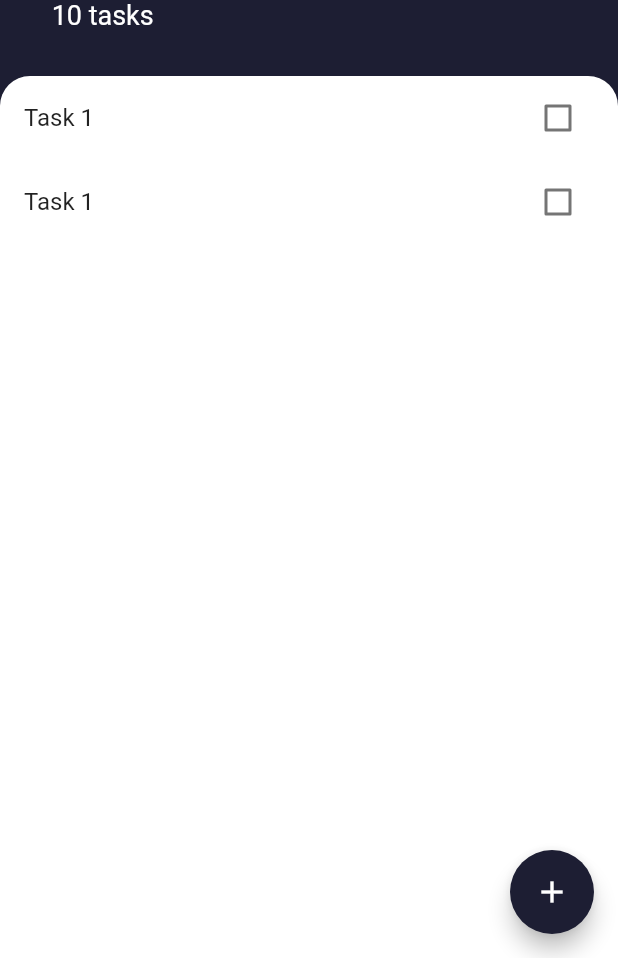
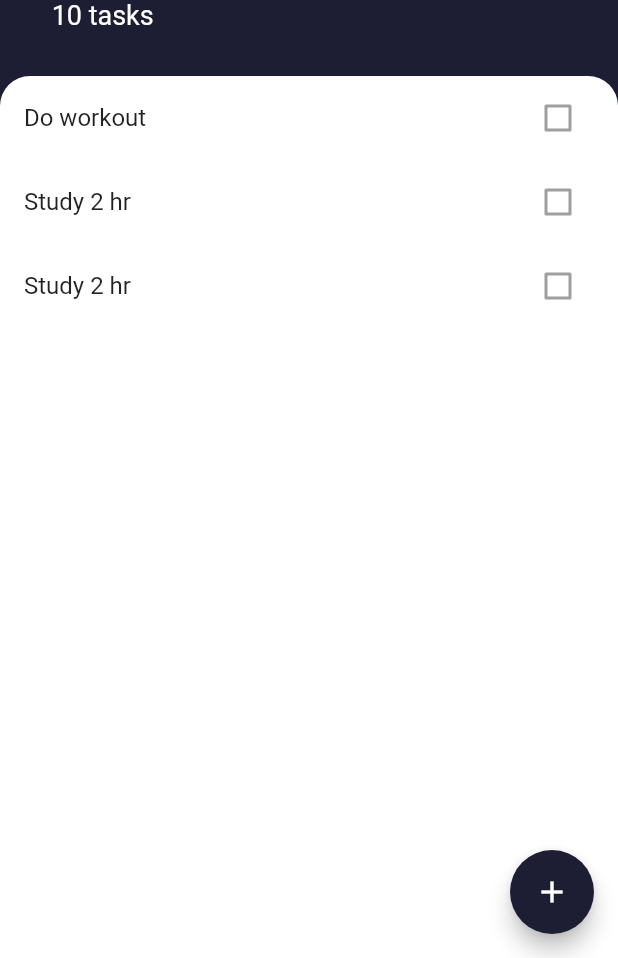
Before and after one commit to Syamgith/todo_flutter, a Flutter app: the screen it shows after launch, on a phone screen of 412 x 824 dp, the part 278-1236 px from its top. Run offline on Flutter 3.47's test engine with Material 2 defaults, Android fonts, the phone set to English and light mode, and no system bars.

Commit message:
edited tasktiles

```diff
--- a/lib/models/task.dart
+++ b/lib/models/task.dart
@@ -1,5 +1,5 @@
 class Task {
-  Task({this.name, this.isDone});
+  Task({this.name, this.isDone = false});
   final String name;
   bool isDone;
   void toggleDone() {
--- a/lib/widgets/task_tile.dart
+++ b/lib/widgets/task_tile.dart
@@ -1,41 +1,28 @@
 import 'package:flutter/material.dart';
 
-class TasksTile extends StatefulWidget {
-  @override
-  _TasksTileState createState() => _TasksTileState();
-}
-
-class _TasksTileState extends State<TasksTile> {
-  bool isChecked = false;
+class TasksTile extends StatelessWidget {
+  TasksTile({this.isChecked, this.title});
+  final bool isChecked;
+  final String title;
   @override
   Widget build(BuildContext context) {
     return ListTile(
       title: Text(
-        'Task 1',
+        title,
         style: TextStyle(
             decoration: isChecked ? TextDecoration.lineThrough : null),
       ),
-      trailing: NewCheckBox(
-        checkState: isChecked,
-        changeCheckbox: (bool checkBoxState) {
-          setState(() {
-            isChecked = checkBoxState;
-          });
-        },
+      trailing: Checkbox(
+        activeColor: Colors.green,
+        value: isChecked,
+        //onChanged: changeCheckbox),
       ),
     );
   }
 }
 
-class NewCheckBox extends StatelessWidget {
-  NewCheckBox({this.checkState, this.changeCheckbox});
-  final bool checkState;
-  final Function changeCheckbox;
-  @override
-  Widget build(BuildContext context) {
-    return Checkbox(
-        activeColor: Colors.green,
-        value: checkState,
-        onChanged: changeCheckbox);
-  }
-}
+//(bool checkBoxState) {
+//setState(() {
+//isChecked = checkBoxState;
+//});
+//}
--- a/lib/widgets/tasks_list.dart
+++ b/lib/widgets/tasks_list.dart
@@ -1,4 +1,5 @@
 import 'package:flutter/material.dart';
+import 'package:todoflutter/models/task.dart';
 import 'package:todoflutter/widgets/task_tile.dart';
 
 class TasksList extends StatefulWidget {
@@ -7,10 +8,28 @@ class TasksList extends StatefulWidget {
 }
 
 class _TasksListState extends State<TasksList> {
+  List<Task> tasks = [
+    Task(name: 'Do workout'),
+    Task(name: 'Study 2 hr'),
+    Task(name: 'Sleep more')
+  ];
   @override
   Widget build(BuildContext context) {
     return ListView(
-      children: <Widget>[TasksTile(), TasksTile()],
+      children: <Widget>[
+        TasksTile(
+          title: tasks[0].name,
+          isChecked: tasks[0].isDone,
+        ),
+        TasksTile(
+          title: tasks[1].name,
+          isChecked: tasks[1].isDone,
+        ),
+        TasksTile(
+          title: tasks[1].name,
+          isChecked: tasks[1].isDone,
+        ),
+      ],
     );
   }
 }
```
